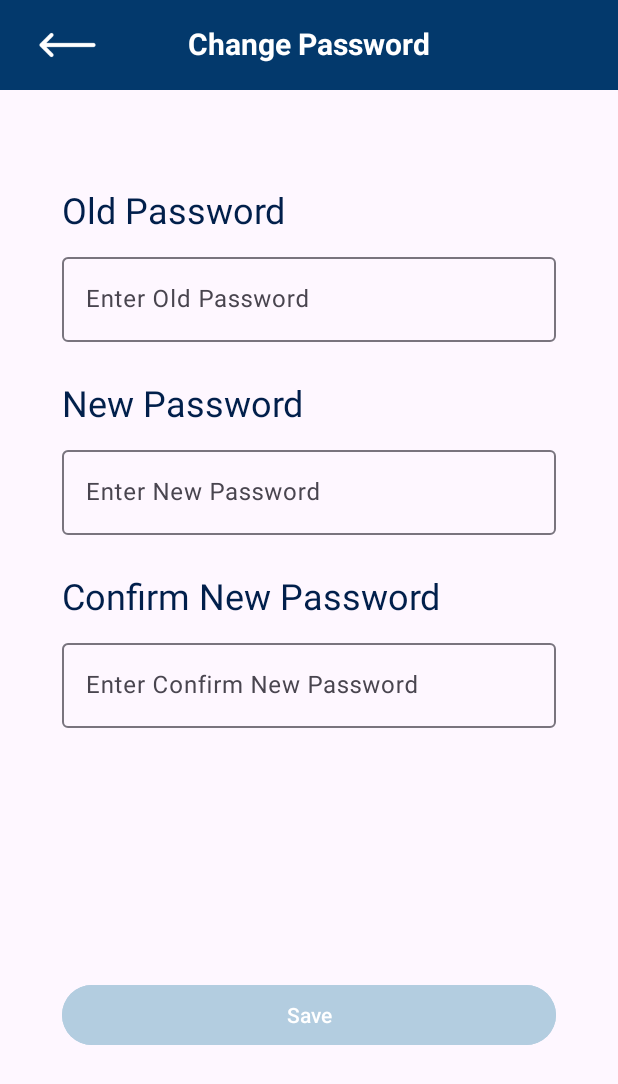
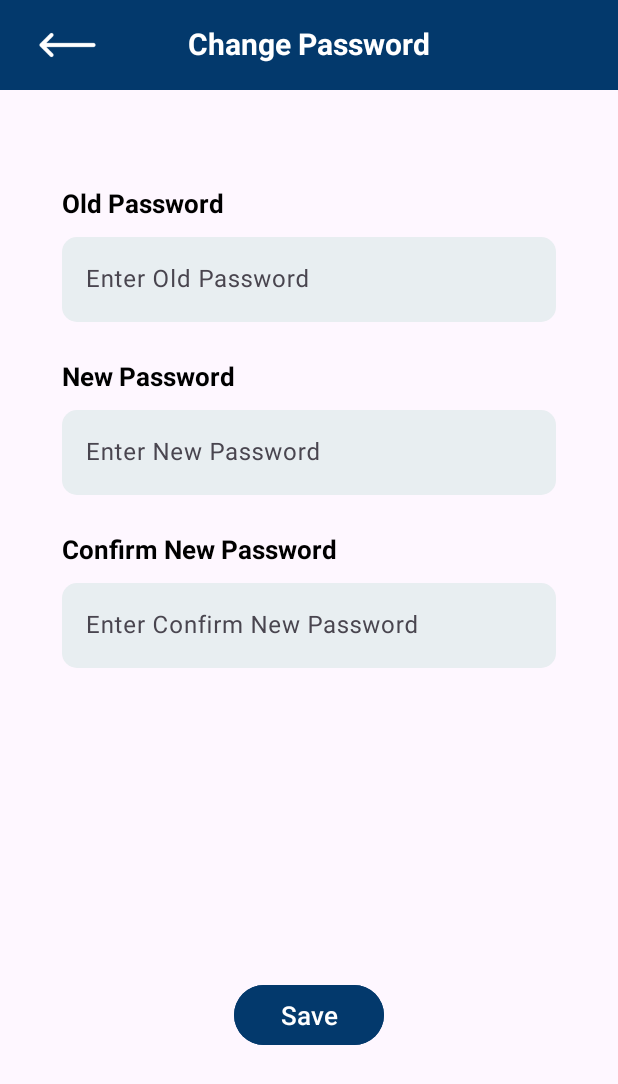
Before and after one commit to CWilliam001/BAIT2073-Campus-Marketplace, an Android app built with Jetpack Compose: the ChangePasswordFragment screen opened through its navigation route, on a phone screen of 412 x 824 dp. Shown: the top 1084 px of the screen. Run offline under Robolectric (Android 15) with nearby library versions, the phone set to English and light mode, and no system bars; our stand-ins replace Firebase (no records; nobody signed in at launch, a user with empty details on screens opened directly), Picasso, data binding, navigation-ui.

Commit message:
change change password design

```diff
--- a/app/src/main/res/layout/fragment_change_password.xml
+++ b/app/src/main/res/layout/fragment_change_password.xml
@@ -78,8 +78,9 @@
             android:layout_width="wrap_content"
             android:layout_height="wrap_content"
             android:text="@string/old_password_label"
-            android:textColor="@color/blue1"
-            android:textSize="24dp"
+            android:textColor="@color/black"
+            android:textStyle="bold"
+            android:textSize="17dp"
             app:layout_constraintStart_toStartOf="@+id/start_guideline"
             app:layout_constraintTop_toTopOf="@+id/initial_top_guideline" />
 
@@ -87,7 +88,7 @@
             android:id="@+id/old_password_text_input_layout"
             android:layout_width="0dp"
             android:layout_height="wrap_content"
-            android:layout_marginTop="10dp"
+            android:layout_marginTop="5dp"
             android:hint="@string/enter_old_password_hint"
             app:layout_constraintEnd_toStartOf="@+id/end_guideline"
             app:layout_constraintStart_toStartOf="@+id/old_password_text_view"
@@ -97,6 +98,7 @@
                 android:id="@+id/old_password_edit_text"
                 android:layout_width="match_parent"
                 android:layout_height="wrap_content"
+                android:background="@drawable/rounded_background"
                 android:inputType="textPassword"
                 tools:ignore="VisualLintTextFieldSize" />
         </com.google.android.material.textfield.TextInputLayout>
@@ -108,8 +110,9 @@
             android:layout_height="wrap_content"
             android:layout_marginTop="24dp"
             android:text="@string/new_password_label"
-            android:textColor="@color/blue1"
-            android:textSize="24dp"
+            android:textColor="@color/black"
+            android:textStyle="bold"
+            android:textSize="17dp"
             app:layout_constraintStart_toStartOf="@+id/old_password_text_input_layout"
             app:layout_constraintTop_toBottomOf="@+id/old_password_text_input_layout" />
 
@@ -117,7 +120,7 @@
             android:id="@+id/new_password_text_input_layout"
             android:layout_width="0dp"
             android:layout_height="wrap_content"
-            android:layout_marginTop="10dp"
+            android:layout_marginTop="5dp"
             android:hint="@string/enter_new_password_hint"
             app:layout_constraintEnd_toStartOf="@+id/end_guideline"
             app:layout_constraintStart_toStartOf="@+id/new_password_text_view"
@@ -127,6 +130,7 @@
                 android:id="@+id/new_password_edit_text"
                 android:layout_width="match_parent"
                 android:layout_height="wrap_content"
+                android:background="@drawable/rounded_background"
                 android:inputType="textPassword"
                 tools:ignore="VisualLintTextFieldSize" />
         </com.google.android.material.textfield.TextInputLayout>
@@ -138,8 +142,9 @@
             android:layout_height="wrap_content"
             android:layout_marginTop="24dp"
             android:text="@string/new_confirm_password_label"
-            android:textColor="@color/blue1"
-            android:textSize="24dp"
+            android:textColor="@color/black"
+            android:textStyle="bold"
+            android:textSize="17dp"
             app:layout_constraintStart_toStartOf="@+id/new_password_text_input_layout"
             app:layout_constraintTop_toBottomOf="@+id/new_password_text_input_layout" />
 
@@ -147,7 +152,7 @@
             android:id="@+id/confirm_password_text_input_layout"
             android:layout_width="0dp"
             android:layout_height="wrap_content"
-            android:layout_marginTop="10dp"
+            android:layout_marginTop="5dp"
             android:hint="@string/enter_confirm_new_password_hint"
             app:layout_constraintEnd_toStartOf="@+id/end_guideline"
             app:layout_constraintStart_toStartOf="@+id/confirm_password_text_view"
@@ -157,20 +162,22 @@
                 android:id="@+id/confirm_password_edit_text"
                 android:layout_width="match_parent"
                 android:layout_height="wrap_content"
+                android:background="@drawable/rounded_background"
                 android:inputType="textPassword"
                 tools:ignore="VisualLintTextFieldSize" />
         </com.google.android.material.textfield.TextInputLayout>
 
         <com.google.android.material.button.MaterialButton
             android:id="@+id/save_btn"
-            android:layout_width="0dp"
+            android:layout_width="100dp"
             android:layout_height="wrap_content"
-            android:backgroundTint="@color/blue5"
+            android:backgroundTint="@color/blue_Dark"
             android:text="@string/save_label"
+            android:textSize="17sp"
             app:layout_constraintBottom_toTopOf="@+id/initial_bottom_guideline"
             app:layout_constraintEnd_toStartOf="@+id/end_guideline"
             app:layout_constraintStart_toStartOf="@+id/start_guideline"
-            tools:ignore="VisualLintButtonSize" />
+            tools:ignore="VisualLintButtonSize"/>
 
     </androidx.constraintlayout.widget.ConstraintLayout>
 </layout>
```
